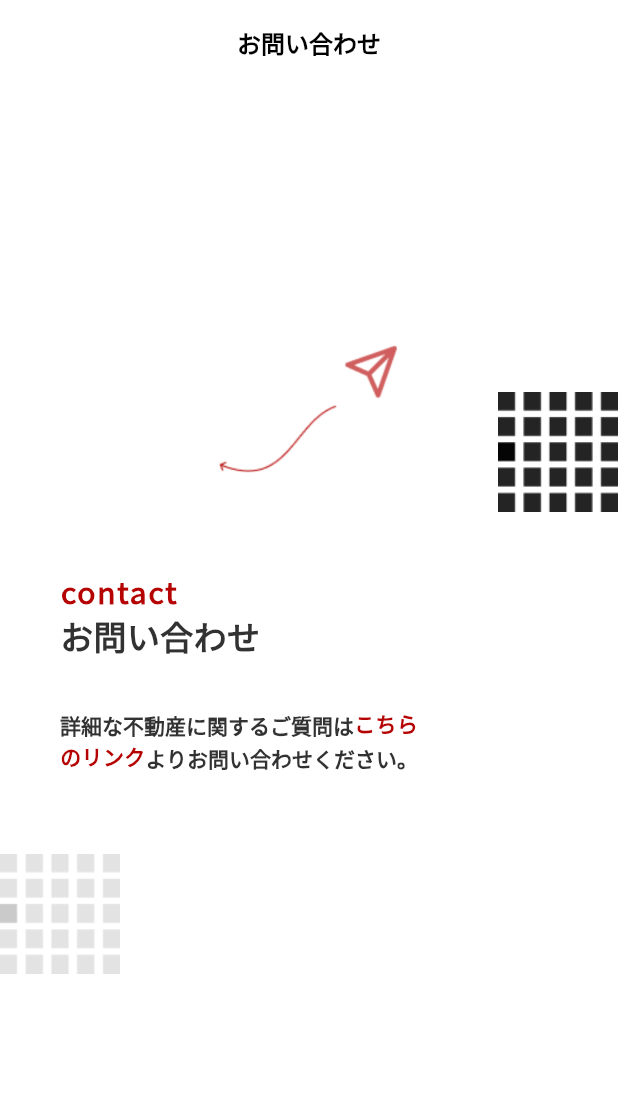
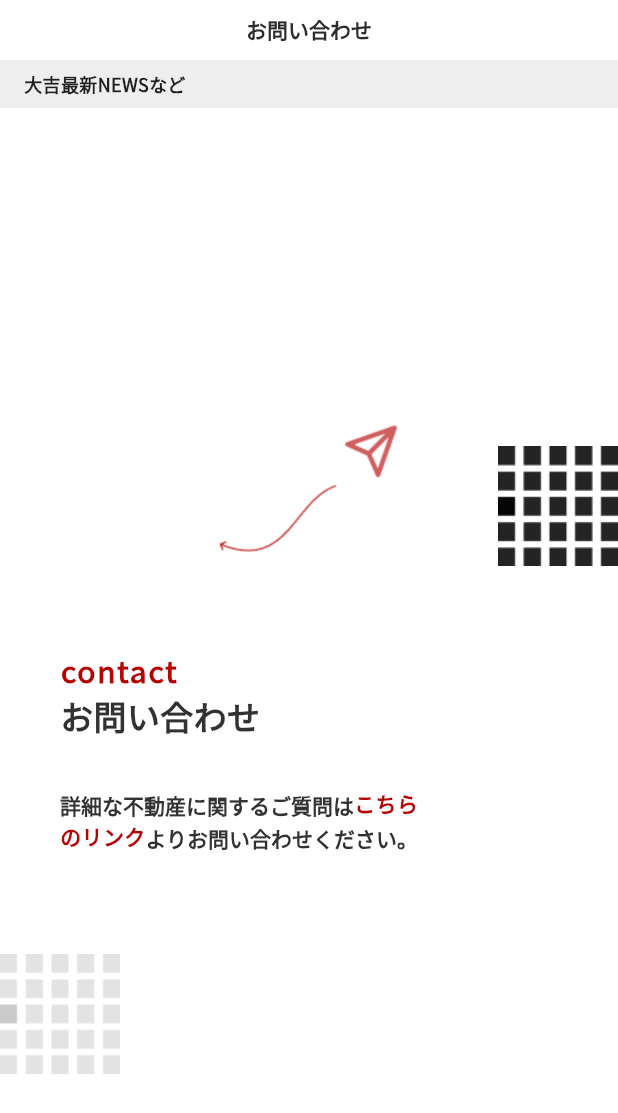
Before and after one commit to sekiguchimend/loan-simulation, a Flutter app: the ConsultScreen screen opened directly, on a phone screen of 412 x 824 dp. Shown: the top 1113 px of the screen. Run offline on Flutter 3.47's test engine with Material 3 defaults, Android fonts, the phone set to English and light mode, and no system bars; our stand-ins replace cached_network_image, flutter_dotenv, flutter_hooks, flutter_markdown, font_awesome_flutter, google_fonts and 2 more; accounts and stored records are empty.

Commit message:
ヘッダー文字の修正とsnsと相談ページのヘッダー修正

```diff
--- a/lib/pages/consult/consult_screen.dart
+++ b/lib/pages/consult/consult_screen.dart
@@ -1,22 +1,23 @@
 import 'package:flutter/material.dart';
 import 'package:hooks_riverpod/hooks_riverpod.dart';
 import 'package:url_launcher/url_launcher.dart';
+import 'package:google_fonts/google_fonts.dart';
+import 'package:flutter_hooks/flutter_hooks.dart';
 
 class ConsultScreen extends HookConsumerWidget {
   const ConsultScreen({super.key});
 
   @override
   Widget build(BuildContext context, WidgetRef ref) {
+
     return Scaffold(
       backgroundColor: Colors.white,
       appBar: AppBar(
         title: const Text(
           'お問い合わせ',
           style: TextStyle(
-            fontSize: 16,
+            fontSize: 14,
             fontWeight: FontWeight.w700,
-            color: Colors.black,
-            fontFamily: 'Noto Sans JP',
           ),
         ),
         centerTitle: true,
@@ -24,12 +25,37 @@ class ConsultScreen extends HookConsumerWidget {
         elevation: 0,
         surfaceTintColor: Colors.transparent,
       ),
-      body: Stack(
+      body: Column(
+        children: [
+          // 説明部分（ヘッダー下の装飾）
+          Container(
+            width: double.infinity,
+            height: 32,
+            color: Colors.grey[200],
+            child: Padding(
+              padding: EdgeInsets.symmetric(vertical: 4, horizontal: 16),
+              child: Align(
+                alignment: Alignment.centerLeft,
+                child: Text(
+                  '大吉最新NEWSなど',
+                  style: TextStyle(
+                    fontSize: 12,
+                    color: Colors.black87,
+                    fontWeight: FontWeight.w900
+                  ),
+                ),
+              ),
+            ),
+          ),
+          Expanded(
+            child: Stack(
               children: [
                 // メインコンテンツ
-          Center(
-            child: Transform.translate(
-              offset: const Offset(0, -90), // 90px上に移動
+                Positioned.fill(
+                  child: Center(
+                    child: SingleChildScrollView(
+                      child: Padding(
+                        padding: const EdgeInsets.only(bottom: 90),
                         child: Column(
                           mainAxisAlignment: MainAxisAlignment.center,
                           children: [
@@ -38,6 +64,13 @@ class ConsultScreen extends HookConsumerWidget {
                               width: 250,
                               height: 175,
                               fit: BoxFit.contain,
+                              errorBuilder: (context, error, stackTrace) {
+                                return Container(
+                                  width: 250,
+                                  height: 175,
+                                  color: Colors.transparent,
+                                );
+                              },
                             ),
 
                             const SizedBox(height: 20),
@@ -49,21 +82,21 @@ class ConsultScreen extends HookConsumerWidget {
                                 Column(
                                   crossAxisAlignment: CrossAxisAlignment.start,
                                   children: [
-                        const Text(
+                                    Text(
                                       'contact',
-                          style: TextStyle(
+                                      style: GoogleFonts.notoSansJp(
                                         fontSize: 20,
                                         color: Color(0xFFB50303),
-                            fontWeight: FontWeight.w900,
+                                        fontWeight: FontWeight.w800,
                                         letterSpacing: 1.2,
                                       ),
                                     ),
-                        const Text(
+                                    Text(
                                       'お問い合わせ',
-                          style: TextStyle(
+                                      style: GoogleFonts.notoSansJp(
                                         fontSize: 22,
                                         color: Color(0xFF323232),
-                            fontWeight: FontWeight.w900,
+                                        fontWeight: FontWeight.w800,
                                       ),
                                     ),
                                   ],
@@ -79,16 +112,23 @@ class ConsultScreen extends HookConsumerWidget {
                         ),
                       ),
                     ),
+                  ),
+                ),
 
                 // 背景の装飾要素
                 _buildBackgroundDecorations(context),
+              ],
+            ),
+          ),
         ],
       ),
     );
   }
 
   Widget _buildBackgroundDecorations(BuildContext context) {
-    final screenHeight = MediaQuery.of(context).size.height - 140;
+    return LayoutBuilder(
+      builder: (context, constraints) {
+        final screenHeight = constraints.maxHeight;
 
         return Stack(
           children: [
@@ -116,6 +156,8 @@ class ConsultScreen extends HookConsumerWidget {
           ),
         ),
       ],
+    );
+      },
     );
   }
 
--- a/lib/pages/knowleage/knowledge_detail_screen.dart
+++ b/lib/pages/knowleage/knowledge_detail_screen.dart
@@ -32,10 +32,8 @@ class KnowleageDetailScreen extends HookConsumerWidget {
         title: const Text(
           '不動産の知識',
           style: TextStyle(
-            fontSize: 16,
+            fontSize: 14,
             fontWeight: FontWeight.w700,
-            color: Colors.black,
-            fontFamily: 'Noto Sans JP',
           ),
         ),
         centerTitle: true,
--- a/lib/pages/knowleage/knowledge_screen.dart
+++ b/lib/pages/knowleage/knowledge_screen.dart
@@ -28,10 +28,8 @@ class KnowleageScreen extends HookConsumerWidget {
         title: const Text(
           '不動産の知識',
           style: TextStyle(
-            fontSize: 16,
+            fontSize: 14,
             fontWeight: FontWeight.w700,
-            color: Colors.black,
-            fontFamily: 'Noto Sans JP',
           ),
         ),
         centerTitle: true,
--- a/lib/pages/magazine/magazine_detail_screen.dart
+++ b/lib/pages/magazine/magazine_detail_screen.dart
@@ -26,10 +26,8 @@ class MagazineDetailScreen extends HookConsumerWidget {
         title: const Text(
           '大吉マガジン',
           style: TextStyle(
-            fontSize: 16,
+            fontSize: 14,
             fontWeight: FontWeight.w700,
-            color: Colors.black,
-            fontFamily: 'Noto Sans JP',
           ),
         ),
         centerTitle: true,
--- a/lib/pages/magazine/magazine_screen.dart
+++ b/lib/pages/magazine/magazine_screen.dart
@@ -24,10 +24,8 @@ class MagazineScreen extends HookConsumerWidget {
         title: const Text(
           '大吉マガジン',
           style: TextStyle(
-            fontSize: 16,
+            fontSize: 14,
             fontWeight: FontWeight.w700,
-            color: Colors.black,
-            fontFamily: 'Noto Sans JP',
           ),
         ),
         centerTitle: true,
--- a/lib/setup_screen.dart
+++ b/lib/setup_screen.dart
@@ -39,7 +39,7 @@ class SetupScreen extends HookConsumerWidget {
       backgroundColor: const Color(0xFF000000),
       body: Center(
         child: Image.asset(
-          'assets/images/daikichi_logo.png',
+          'assets/images/daikich_logo.png',
           width: 400,
           height: 250,
           fit: BoxFit.contain,
--- a/lib/theme/app_theme.dart
+++ b/lib/theme/app_theme.dart
@@ -46,10 +46,11 @@ class AppTheme {
       appBarTheme: AppBarTheme(
         backgroundColor: Colors.transparent,
         foregroundColor: textColor,
+        toolbarHeight: 40, // デフォルトの56から40に変更（SafeAreaを考慮した適切な高さ）
         titleTextStyle: GoogleFonts.notoSansJp(
           color: textColor,
-          fontSize: 16,
-          fontWeight: FontWeight.w500,
+          fontSize: 14,
+          fontWeight: FontWeight.w700,
         ),
       ),
 
```
Also changed, not shown: lib/home.dart (+6 -3 lines), lib/main.dart (+16 -0 lines), lib/pages/sns/sns_screen.dart (+35 -17 lines). Lines whose indentation alone changed are shown as unchanged.
